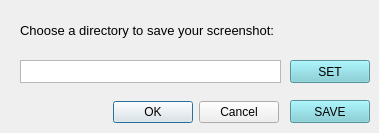
Old version of the form src/gui/dialog.ui in the repository Sekky61/MQTT-monitor.
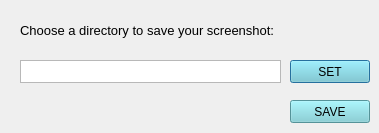
New version of the form.

What changed in the file:
```diff
--- a/src/gui/dialog.ui
+++ b/src/gui/dialog.ui
@@ -72,31 +72,6 @@
     <bool>false</bool>
    </property>
   </widget>
-  <widget class="QWidget" name="layoutWidget">
-   <property name="geometry">
-    <rect>
-     <x>40</x>
-     <y>100</y>
-     <width>239</width>
-     <height>25</height>
-    </rect>
-   </property>
-   <layout class="QHBoxLayout" name="horizontalLayout">
-    <item>
-     <widget class="QDialogButtonBox" name="buttonBox">
-      <property name="autoFillBackground">
-       <bool>true</bool>
-      </property>
-      <property name="orientation">
-       <enum>Qt::Horizontal</enum>
-      </property>
-      <property name="standardButtons">
-       <set>QDialogButtonBox::Cancel|QDialogButtonBox::Ok</set>
-      </property>
-     </widget>
-    </item>
-   </layout>
-  </widget>
   <widget class="QPushButton" name="print_save">
    <property name="geometry">
     <rect>
```
Left out of the diff: 35 changed lines with no effect on the pictures.
